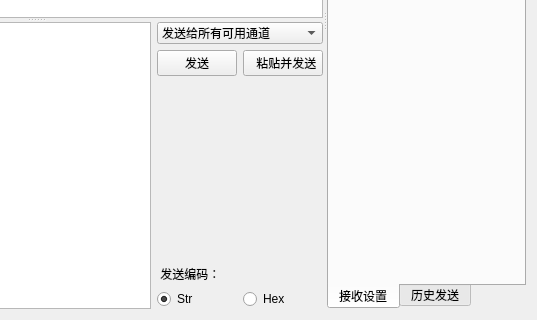
The window that components/TCPCom/TCPCom.ui (xutongxin1/WirelessMonitor) describes before a commit, drawn with Qt 5; both pictures show x 263 to 800 and y 280 to 600 of the 800 by 600 pixel window.
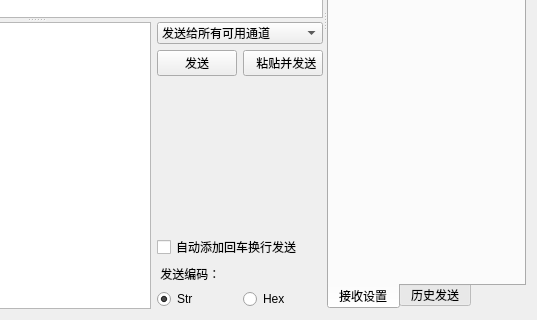
The same window after the commit. Custom widgets are drawn as their Qt base class.

The edit to the form file:
```diff
--- a/components/TCPCom/TCPCom.ui
+++ b/components/TCPCom/TCPCom.ui
@@ -125,6 +125,13 @@
                </property>
               </spacer>
              </item>
+             <item>
+              <widget class="QtMaterialCheckBox" name="checkBox">
+               <property name="text">
+                <string>自动添加回车换行发送</string>
+               </property>
+              </widget>
+             </item>
              <item>
               <widget class="QLabel" name="label">
                <property name="text">
@@ -340,6 +347,11 @@
    <extends>QPushButton</extends>
    <header>qtmaterialraisedbutton.h</header>
   </customwidget>
+  <customwidget>
+   <class>QtMaterialCheckBox</class>
+   <extends>QCheckBox</extends>
+   <header>qtmaterialcheckbox.h</header>
+  </customwidget>
   <customwidget>
    <class>QtMaterialRadioButton</class>
    <extends>QRadioButton</extends>
```
